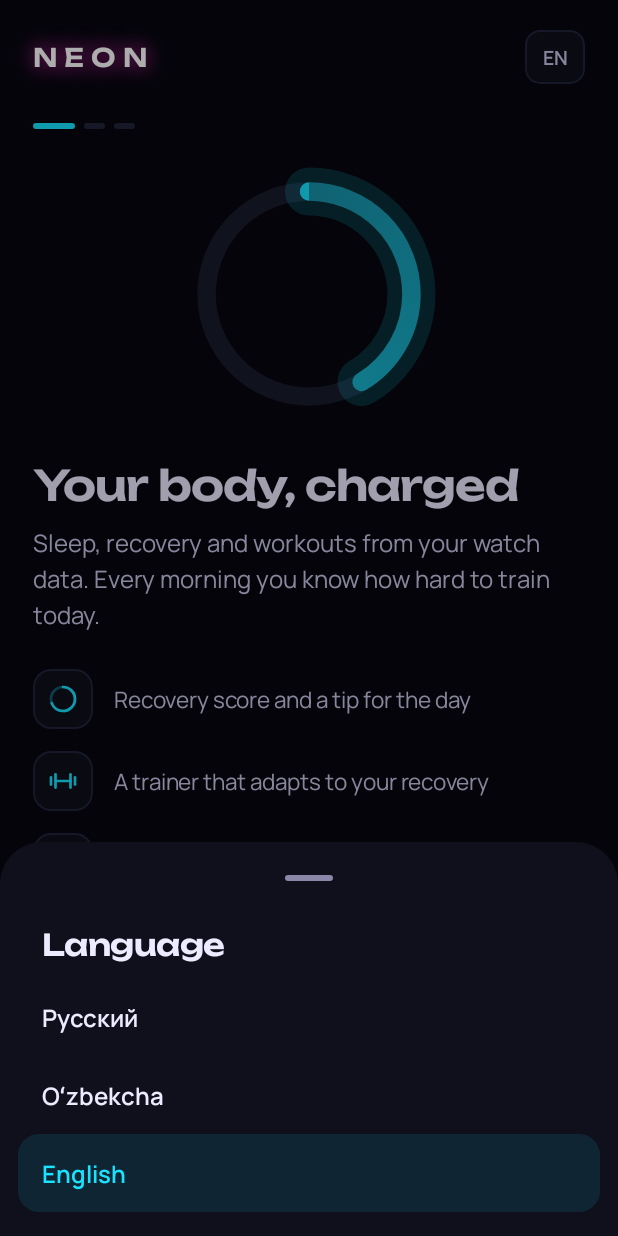
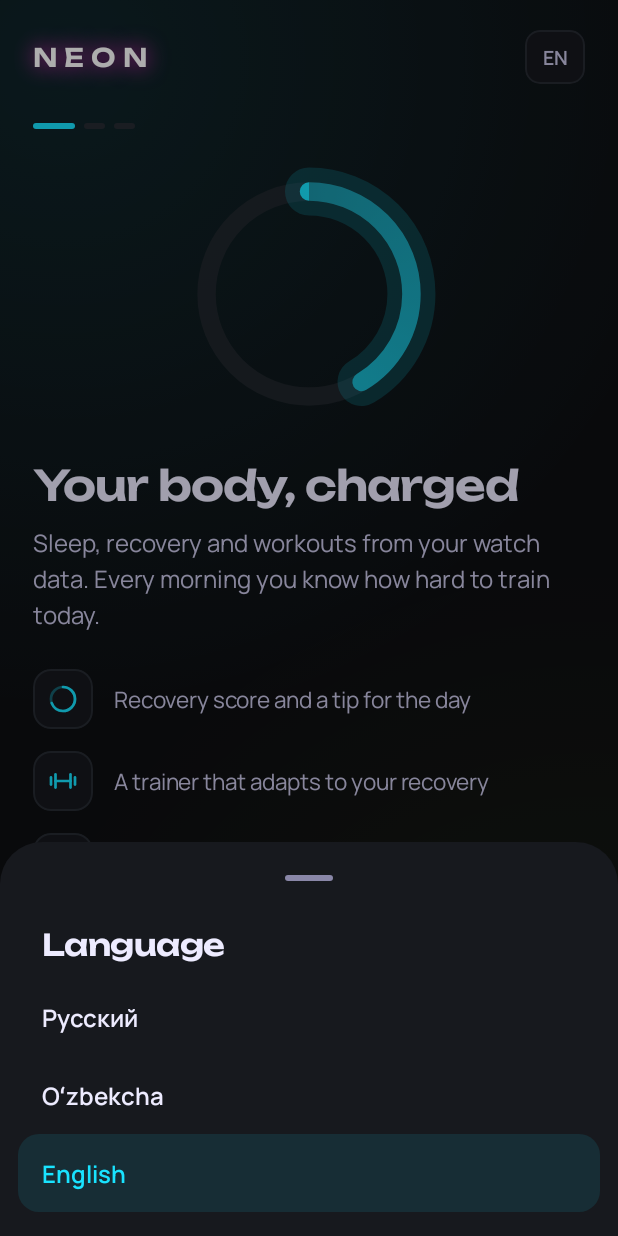
Before and after one commit to Akmal01081983/neon-pulse-android, an Android app built with Jetpack Compose: the screen it shows after launch (MainActivity), after a tap on "EN", on a phone screen of 412 x 824 dp. Run offline under Robolectric (Android 15) with nearby library versions, the phone set to English and light mode, and no system bars; libraries missing offline, so code that uses them is left out: androidx.health.connect.

Commit message:
Первые экраны: «живой» угольный фон, от касания расходится неоновая волна (как капля на воде)
- ui/NeonWater.kt: волна в цветах Cyan/Lime, касание не перехватывается, при выключенных анимациях — спокойный фон
- палитра: угольный фон, добавлен Neon Lime

Co-Authored-By: Claude Opus 5.5 <noreply@anthropic.com>
Claude-Session: https://claude.ai/code/session_01T19vSUxP3j2qZbrNdSrxYB

```diff
--- a/app/src/main/java/uz/neonpulse/app/MainActivity.kt
+++ b/app/src/main/java/uz/neonpulse/app/MainActivity.kt
@@ -81,6 +81,7 @@ import uz.neonpulse.app.ui.LinkButton
 import uz.neonpulse.app.ui.Logo
 import uz.neonpulse.app.ui.Neon
 import uz.neonpulse.app.ui.NeonTheme
+import uz.neonpulse.app.ui.NeonWater
 import uz.neonpulse.app.ui.NoticeCard
 import uz.neonpulse.app.ui.PrimaryButton
 import uz.neonpulse.app.ui.SecondaryButton
@@ -309,7 +310,7 @@ class MainActivity : ComponentActivity() {
 
     @Composable
     private fun Screen() {
-        Box(Modifier.fillMaxSize().background(Neon.Bg)) {
+        NeonWater(Modifier.fillMaxSize()) {
             AnimatedContent(targetState = stage, transitionSpec = { fadeIn() togetherWith fadeOut() }, label = "stage") { s ->
                 Column(
                     Modifier.fillMaxSize().safeDrawingPadding().verticalScroll(rememberScrollState())
--- /dev/null
+++ b/app/src/main/java/uz/neonpulse/app/ui/NeonWater.kt
@@ -0,0 +1,125 @@
+package uz.neonpulse.app.ui
+
+import androidx.compose.foundation.layout.Box
+import androidx.compose.foundation.layout.BoxScope
+import androidx.compose.runtime.Composable
+import androidx.compose.runtime.LaunchedEffect
+import androidx.compose.runtime.getValue
+import androidx.compose.runtime.mutableLongStateOf
+import androidx.compose.runtime.mutableStateListOf
+import androidx.compose.runtime.remember
+import androidx.compose.runtime.setValue
+import androidx.compose.runtime.snapshotFlow
+import androidx.compose.runtime.withFrameMillis
+import androidx.compose.ui.Modifier
+import androidx.compose.ui.draw.drawBehind
+import androidx.compose.ui.geometry.Offset
+import androidx.compose.ui.graphics.Brush
+import androidx.compose.ui.graphics.Color
+import androidx.compose.ui.graphics.drawscope.DrawScope
+import androidx.compose.ui.graphics.drawscope.Stroke
+import androidx.compose.ui.input.pointer.PointerEventPass
+import androidx.compose.ui.input.pointer.changedToDown
+import androidx.compose.ui.input.pointer.pointerInput
+import androidx.compose.ui.unit.dp
+import kotlinx.coroutines.flow.first
+import kotlin.math.max
+
+/** Одна «капля»: где коснулись, когда и каким цветом */
+private class Drop(val at: Offset, val color: Color) { var born = -1L }  // время ставит первый кадр
+
+private const val LIFE = 1600L      // сколько живёт волна, мс
+private const val MAX_DROPS = 6     // больше одновременно не рисуем — экономим батарею
+
+/**
+ * «Живой» фон: тёмная гладь с мягким неоновым светом, от каждого касания расходится волна,
+ * как от капли на воде. Касание не перехватывается — кнопки и прокрутка работают как обычно.
+ * Если анимации в телефоне выключены — остаётся только спокойный фон без волн.
+ */
+@Composable
+fun NeonWater(modifier: Modifier = Modifier, content: @Composable BoxScope.() -> Unit) {
+    val moving = motionOn()
+    val drops = remember { mutableStateListOf<Drop>() }
+    var now by remember { mutableLongStateOf(0L) }
+    var flip by remember { mutableLongStateOf(0L) }
+
+    // Часы анимации идут только пока на экране есть волны
+    LaunchedEffect(moving) {
+        if (!moving) return@LaunchedEffect
+        while (true) {
+            snapshotFlow { drops.size }.first { it > 0 }
+            while (drops.isNotEmpty()) {
+                withFrameMillis { t ->
+                    drops.forEach { if (it.born < 0) it.born = t }
+                    now = t; drops.removeAll { t - it.born > LIFE }
+                }
+            }
+        }
+    }
+
+    Box(
+        modifier
+            .pointerInput(moving) {
+                if (!moving) return@pointerInput
+                awaitPointerEventScope {
+                    while (true) {
+                        // Initial — видим касание раньше кнопок и ничего не «съедаем»
+                        val e = awaitPointerEvent(PointerEventPass.Initial)
+                        e.changes.filter { it.changedToDown() }.forEach { c ->
+                            if (drops.size >= MAX_DROPS) drops.removeAt(0)
+                            val color = if (flip++ % 2 == 0L) Neon.Cyan else Neon.Lime
+                            drops.add(Drop(c.position, color))
+                        }
+                    }
+                }
+            }
+            .drawBehind {
+                drawRect(Neon.Bg)
+                ambient()
+                drops.forEach { water(it, now) }
+            },
+        content = content,
+    )
+}
+
+/** Постоянный слабый свет по краям — фон не плоский, но и не отвлекает */
+private fun DrawScope.ambient() {
+    val d = max(size.width, size.height)
+    drawCircle(
+        Brush.radialGradient(listOf(Neon.Cyan.copy(alpha = 0.10f), Color.Transparent), Offset(size.width * 0.1f, size.height * 0.05f), d * 0.55f),
+        radius = d * 0.55f, center = Offset(size.width * 0.1f, size.height * 0.05f),
+    )
+    drawCircle(
+        Brush.radialGradient(listOf(Neon.Lime.copy(alpha = 0.06f), Color.Transparent), Offset(size.width * 0.95f, size.height * 0.95f), d * 0.5f),
+        radius = d * 0.5f, center = Offset(size.width * 0.95f, size.height * 0.95f),
+    )
+}
+
+/** Волна от капли: мягкое свечение в центре и три кольца, которые расходятся и гаснут */
+private fun DrawScope.water(d: Drop, now: Long) {
+    val t = ((now - d.born).toFloat() / LIFE).coerceIn(0f, 1f)
+    if (d.born < 0 || t <= 0f) return
+    val maxR = max(size.width, size.height) * 0.6f
+    val fade = (1f - t) * (1f - t)
+
+    // свечение под пальцем
+    val glowR = 36.dp.toPx() + easeOut(t) * 90.dp.toPx()
+    drawCircle(
+        Brush.radialGradient(listOf(d.color.copy(alpha = 0.22f * fade), Color.Transparent), d.at, glowR),
+        radius = glowR, center = d.at,
+    )
+    // кольца: каждое следующее стартует чуть позже и слабее
+    for (i in 0..2) {
+        val ti = ((t - i * 0.12f) / (1f - i * 0.12f)).coerceIn(0f, 1f)
+        if (ti <= 0f) continue
+        val a = (1f - ti) * (1f - ti) * (0.55f - i * 0.15f)
+        drawCircle(
+            color = d.color.copy(alpha = a),
+            radius = easeOut(ti) * maxR,
+            center = d.at,
+            style = Stroke(width = (2.2f - i * 0.5f).dp.toPx() * (1f - ti) + 0.5f.dp.toPx()),
+        )
+    }
+}
+
+private fun easeOut(t: Float) = 1f - (1f - t) * (1f - t) * (1f - t)
--- a/app/src/main/java/uz/neonpulse/app/ui/Theme.kt
+++ b/app/src/main/java/uz/neonpulse/app/ui/Theme.kt
@@ -17,14 +17,15 @@ import uz.neonpulse.app.R
  * чтобы переход со входа на основные экраны был незаметным.
  */
 object Neon {
-    val Bg = Color(0xFF07070F)        // фон
-    val Surface = Color(0xFF10101C)   // карточки
-    val Surface2 = Color(0xFF0B0B18)  // вложенные поля
-    val Line = Color(0xFF22243A)      // рамки и разделители
+    val Bg = Color(0xFF0E0F12)        // фон — глубокий угольный
+    val Surface = Color(0xFF17191E)   // карточки
+    val Surface2 = Color(0xFF121418)  // вложенные поля
+    val Line = Color(0xFF272B33)      // рамки и разделители
     val Text = Color(0xFFEDEBFF)      // основной текст
     val Muted = Color(0xFF8A87A8)     // подписи
     val Soft = Color(0xFFC9C6E6)      // второстепенный текст
-    val Cyan = Color(0xFF19E3FF)      // главный акцент, кнопки
+    val Cyan = Color(0xFF19E3FF)      // главный акцент, кнопки (Electric Cyan)
+    val Lime = Color(0xFFC6FF3D)      // второй акцент: волна, прогресс (Neon Lime)
     val Green = Color(0xFF2BFF88)     // готово / успех
     val Pink = Color(0xFFFF2FD1)      // логотип
     val Amber = Color(0xFFFFB020)     // предупреждение
--- a/app/src/main/res/values/colors.xml
+++ b/app/src/main/res/values/colors.xml
@@ -1,6 +1,6 @@
 <?xml version="1.0" encoding="utf-8"?>
 <resources>
-    <color name="bg">#07070F</color>
+    <color name="bg">#0E0F12</color>
     <color name="card">#11111D</color>
     <color name="text">#EDEBFF</color>
     <color name="muted">#8A87A8</color>
```
